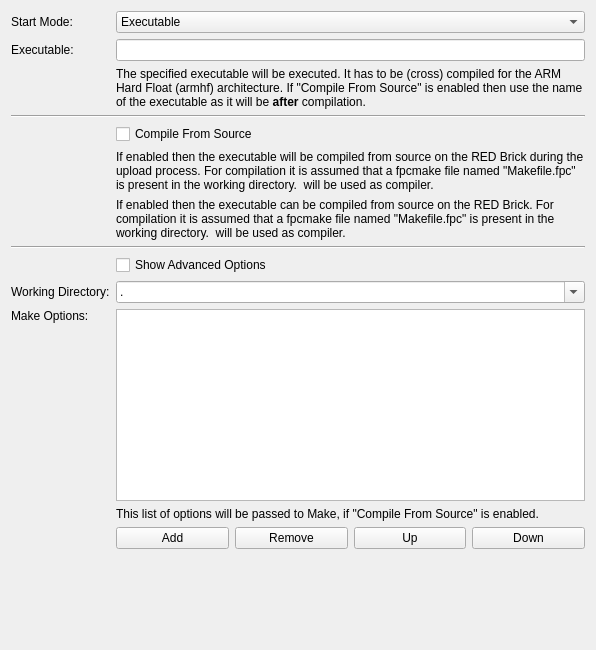
Tinkerforge/brickv, file src/brickv/plugin_system/plugins/red/ui/program_page_delphi.ui: the form before one commit.
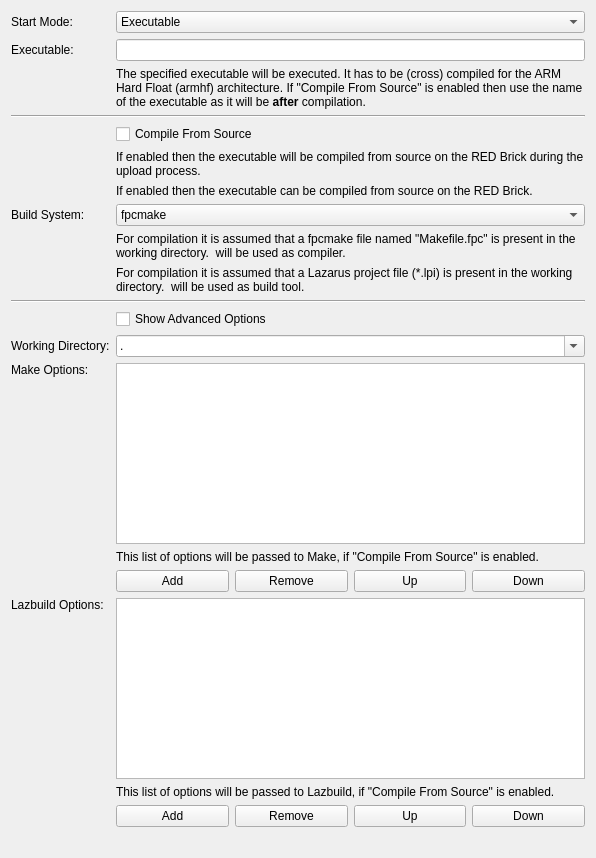
The form after the commit. Custom widgets are drawn as their Qt base class.

Commit message: red-brick: Add option to build Lazarus projects on the RED Brick

Patch:
```diff
--- a/src/brickv/plugin_system/plugins/red/ui/program_page_delphi.ui
+++ b/src/brickv/plugin_system/plugins/red/ui/program_page_delphi.ui
@@ -7,7 +7,7 @@
     <x>0</x>
     <y>0</y>
     <width>596</width>
-    <height>650</height>
+    <height>858</height>
    </rect>
   </property>
   <property name="windowTitle">
@@ -61,7 +61,7 @@
        </property>
       </widget>
      </item>
-     <item row="10" column="0">
+     <item row="13" column="0">
       <widget class="QLabel" name="label_make_options">
        <property name="text">
         <string>Make Options:</string>
@@ -74,38 +74,38 @@
        </property>
       </widget>
      </item>
-     <item row="10" column="1" colspan="4">
+     <item row="13" column="1" colspan="4">
       <widget class="ExpandingListWidget" name="list_make_options"/>
      </item>
-     <item row="12" column="1">
+     <item row="15" column="1">
       <widget class="QPushButton" name="button_add_make_option">
        <property name="text">
         <string>Add</string>
        </property>
       </widget>
      </item>
-     <item row="12" column="2">
+     <item row="15" column="2">
       <widget class="QPushButton" name="button_remove_make_option">
        <property name="text">
         <string>Remove</string>
        </property>
       </widget>
      </item>
-     <item row="12" column="3">
+     <item row="15" column="3">
       <widget class="QPushButton" name="button_up_make_option">
        <property name="text">
         <string>Up</string>
        </property>
       </widget>
      </item>
-     <item row="12" column="4">
+     <item row="15" column="4">
       <widget class="QPushButton" name="button_down_make_option">
        <property name="text">
         <string>Down</string>
        </property>
       </widget>
      </item>
-     <item row="11" column="1" colspan="4">
+     <item row="14" column="1" colspan="4">
       <widget class="QLabel" name="label_make_options_help">
        <property name="text">
         <string>This list of options will be passed to Make, if &quot;Compile From Source&quot; is enabled.</string>
@@ -132,28 +132,28 @@
      <item row="5" column="1" colspan="4">
       <widget class="QLabel" name="label_compile_from_source_help_new">
        <property name="text">
-        <string>If enabled then the executable will be compiled from source on the RED Brick during the upload process. For compilation it is assumed that a fpcmake file named &quot;Makefile.fpc&quot; is present in the working directory. &lt;FPC&gt; will be used as compiler.</string>
+        <string>If enabled then the executable will be compiled from source on the RED Brick during the upload process.</string>
        </property>
        <property name="wordWrap">
         <bool>true</bool>
        </property>
       </widget>
      </item>
-     <item row="8" column="1" colspan="4">
+     <item row="11" column="1" colspan="4">
       <widget class="QCheckBox" name="check_show_advanced_options">
        <property name="text">
         <string>Show Advanced Options</string>
        </property>
       </widget>
      </item>
-     <item row="7" column="0" colspan="5">
+     <item row="10" column="0" colspan="5">
       <widget class="Line" name="line2">
        <property name="orientation">
         <enum>Qt::Horizontal</enum>
        </property>
       </widget>
      </item>
-     <item row="9" column="1" colspan="4">
+     <item row="12" column="1" colspan="4">
       <widget class="QComboBox" name="combo_working_directory">
        <property name="editable">
         <bool>true</bool>
@@ -168,7 +168,7 @@
        </item>
       </widget>
      </item>
-     <item row="9" column="0">
+     <item row="12" column="0">
       <widget class="QLabel" name="label_working_directory">
        <property name="text">
         <string>Working Directory:</string>
@@ -184,14 +184,14 @@
      <item row="6" column="1" colspan="4">
       <widget class="QLabel" name="label_compile_from_source_help_edit">
        <property name="text">
-        <string>If enabled then the executable can be compiled from source on the RED Brick. For compilation it is assumed that a fpcmake file named &quot;Makefile.fpc&quot; is present in the working directory. &lt;FPC&gt; will be used as compiler.</string>
+        <string>If enabled then the executable can be compiled from source on the RED Brick.</string>
        </property>
        <property name="wordWrap">
         <bool>true</bool>
        </property>
       </widget>
      </item>
-     <item row="13" column="1" colspan="4">
+     <item row="19" column="1" colspan="4">
       <widget class="QLabel" name="label_spacer">
        <property name="sizePolicy">
         <sizepolicy hsizetype="Preferred" vsizetype="Preferred">
@@ -204,6 +204,98 @@
        </property>
       </widget>
      </item>
+     <item row="9" column="1" colspan="4">
+      <widget class="QLabel" name="label_build_system_lazbuild_help">
+       <property name="text">
+        <string>For compilation it is assumed that a Lazarus project file (*.lpi) is present in the working directory. &lt;LAZBUILD&gt; will be used as build tool.</string>
+       </property>
+       <property name="wordWrap">
+        <bool>true</bool>
+       </property>
+      </widget>
+     </item>
+     <item row="8" column="1" colspan="4">
+      <widget class="QLabel" name="label_build_system_fpcmake_help">
+       <property name="text">
+        <string>For compilation it is assumed that a fpcmake file named &quot;Makefile.fpc&quot; is present in the working directory. &lt;FPC&gt; will be used as compiler.</string>
+       </property>
+       <property name="wordWrap">
+        <bool>true</bool>
+       </property>
+      </widget>
+     </item>
+     <item row="7" column="1" colspan="4">
+      <widget class="QComboBox" name="combo_build_system">
+       <item>
+        <property name="text">
+         <string>fpcmake</string>
+        </property>
+       </item>
+       <item>
+        <property name="text">
+         <string>lazbuild (requires Image Version &gt;= 1.7)</string>
+        </property>
+       </item>
+      </widget>
+     </item>
+     <item row="7" column="0">
+      <widget class="QLabel" name="label_build_system">
+       <property name="text">
+        <string>Build System:</string>
+       </property>
+      </widget>
+     </item>
+     <item row="16" column="1" colspan="4">
+      <widget class="ExpandingListWidget" name="list_lazbuild_options"/>
+     </item>
+     <item row="18" column="1">
+      <widget class="QPushButton" name="button_add_lazbuild_option">
+       <property name="text">
+        <string>Add</string>
+       </property>
+      </widget>
+     </item>
+     <item row="18" column="2">
+      <widget class="QPushButton" name="button_remove_lazbuild_option">
+       <property name="text">
+        <string>Remove</string>
+       </property>
+      </widget>
+     </item>
+     <item row="18" column="3">
+      <widget class="QPushButton" name="button_up_lazbuild_option">
+       <property name="text">
+        <string>Up</string>
+       </property>
+      </widget>
+     </item>
+     <item row="18" column="4">
+      <widget class="QPushButton" name="button_down_lazbuild_option">
+       <property name="text">
+        <string>Down</string>
+       </property>
+      </widget>
+     </item>
+     <item row="16" column="0">
+      <widget class="QLabel" name="label_lazbuild_options">
+       <property name="text">
+        <string>Lazbuild Options:</string>
+       </property>
+       <property name="alignment">
+        <set>Qt::AlignLeading|Qt::AlignLeft|Qt::AlignTop</set>
+       </property>
+      </widget>
+     </item>
+     <item row="17" column="1" colspan="4">
+      <widget class="QLabel" name="label_lazbuild_options_help">
+       <property name="text">
+        <string>This list of options will be passed to Lazbuild, if &quot;Compile From Source&quot; is enabled.</string>
+       </property>
+       <property name="wordWrap">
+        <bool>true</bool>
+       </property>
+      </widget>
+     </item>
     </layout>
    </item>
   </layout>
```
Left out of the diff: 6 changed lines with no effect on the pictures. The commit also changes 10 other files.
